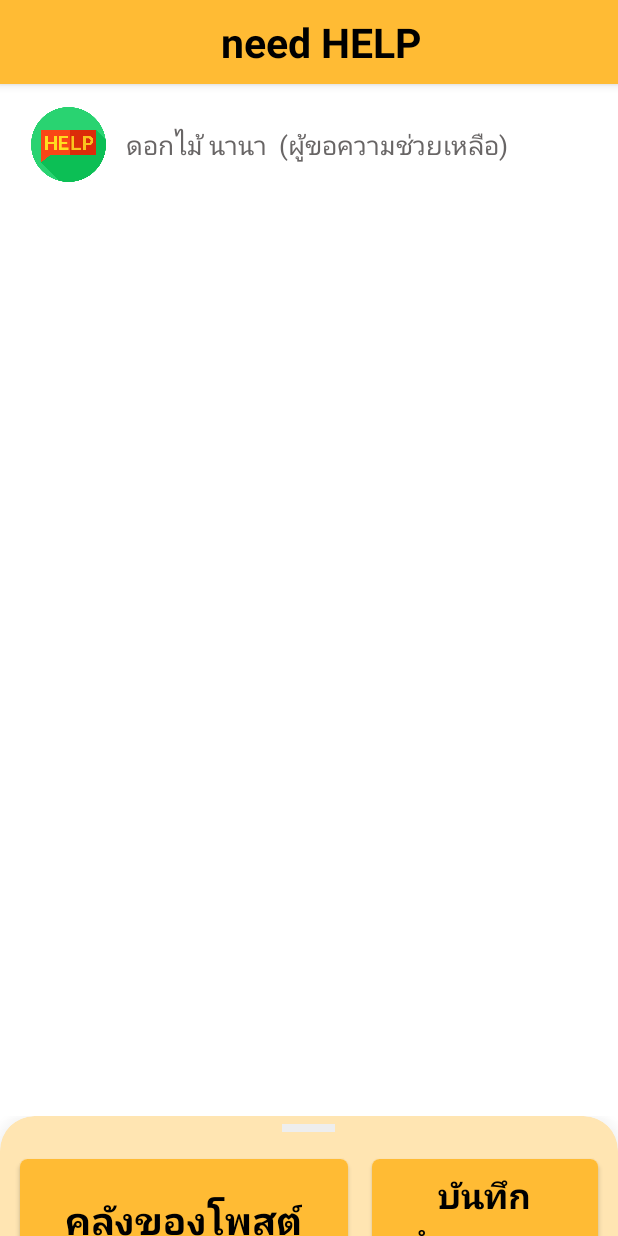
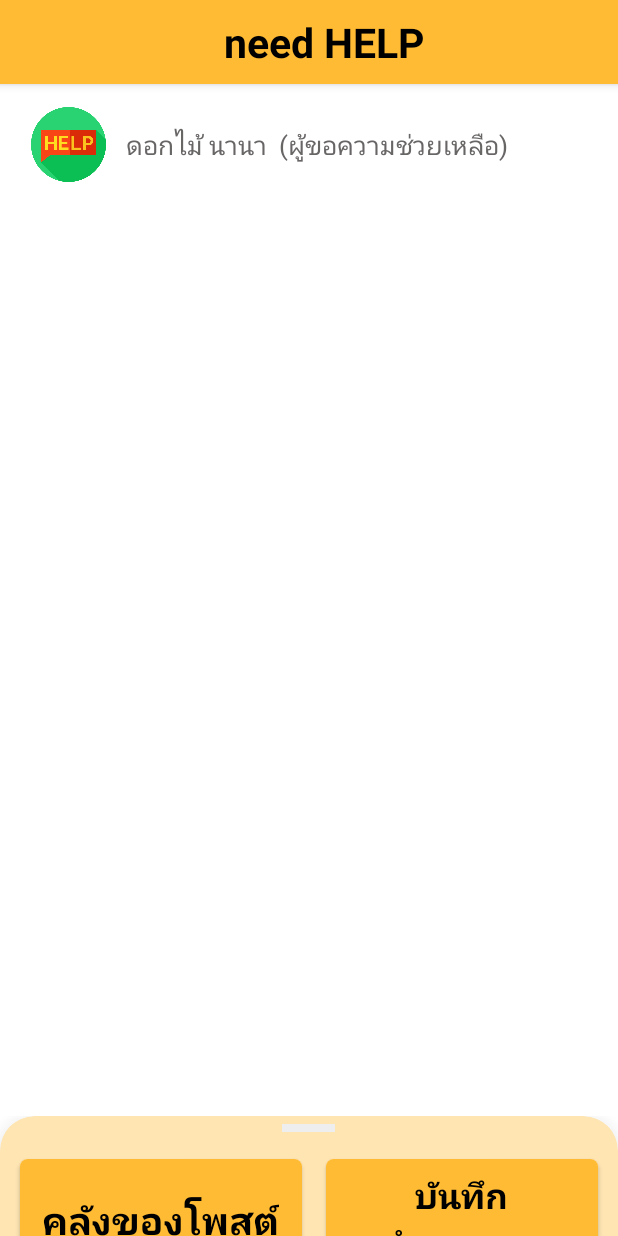
Before and after one commit to fonpiii/Help, an Android app: the DisabledMainActivity screen opened directly, with no data from a screen before it, on a phone screen of 412 x 824 dp. Run offline under Robolectric (Android 15) with nearby library versions, the phone set to English and light mode, and no system bars.

Commit message:
Add contactUs in oher menu and update toolbar custom add back button

```diff
--- a/app/src/main/AndroidManifest.xml
+++ b/app/src/main/AndroidManifest.xml
@@ -10,9 +10,12 @@
         android:supportsRtl="true"
         android:theme="@style/Theme.Help">
         <activity
-            android:name=".OtherMenu"
+            android:name=".ContactUs"
             android:theme="@style/Theme.Help.NoActionBar">
         </activity>
+        <activity
+            android:name=".OtherMenu"
+            android:theme="@style/Theme.Help.NoActionBar"></activity>
         <activity android:name=".LoginActivity" />
         <activity android:name=".disabled.DisabledMainActivity" />
         <activity
--- a/app/src/main/java/com/project/help/disabled/DisabledMainActivity.kt
+++ b/app/src/main/java/com/project/help/disabled/DisabledMainActivity.kt
@@ -21,6 +21,7 @@ class DisabledMainActivity : AppCompatActivity() {
     private lateinit var txtFullName: TextView
     private lateinit var txtUserType: TextView
     private lateinit var otherMenu: CardView
+    private lateinit var iconLeft: ImageView
 
     override fun onCreate(savedInstanceState: Bundle?) {
         super.onCreate(savedInstanceState)
@@ -55,6 +56,11 @@ class DisabledMainActivity : AppCompatActivity() {
         })
         //endregion
 
+        //region Back button
+        iconLeft = findViewById(R.id.iconLeft)
+        iconLeft.visibility = View.INVISIBLE
+        //endregion Back button
+
         //region Set variable
         imgProfile = findViewById(R.id.imgProfile)
         txtFullName = findViewById(R.id.txtFullName)
--- /dev/null
+++ b/app/src/main/res/drawable/ic_baseline_arrow_back_24.xml
@@ -0,0 +1,10 @@
+<vector xmlns:android="http://schemas.android.com/apk/res/android"
+    android:width="24dp"
+    android:height="24dp"
+    android:viewportWidth="24"
+    android:viewportHeight="24"
+    android:tint="?attr/colorControlNormal">
+  <path
+      android:fillColor="@android:color/black"
+      android:pathData="M20,11H7.83l5.59,-5.59L12,4l-8,8 8,8 1.41,-1.41L7.83,13H20v-2z"/>
+</vector>
--- a/app/src/main/res/layout/activity_other_menu.xml
+++ b/app/src/main/res/layout/activity_other_menu.xml
@@ -31,7 +31,8 @@
             <androidx.cardview.widget.CardView
                 android:layout_width="match_parent"
                 android:layout_height="match_parent"
-                android:layout_margin="25dp"
+                android:layout_marginVertical="20dp"
+                android:layout_marginHorizontal="50dp"
                 app:cardCornerRadius="20dp"
                 app:cardBackgroundColor="@color/lightGray">
 
@@ -39,7 +40,7 @@
                     android:layout_width="match_parent"
                     android:layout_height="match_parent"
                     android:padding="3dp"
-                    android:textSize="25dp"
+                    android:textSize="20dp"
                     android:textColor="@color/black"
                     android:textAlignment="center"
                     android:text="อื่นๆ">
@@ -100,6 +101,7 @@
             </androidx.cardview.widget.CardView>
 
             <androidx.cardview.widget.CardView
+                android:id="@+id/contactUs"
                 android:layout_width="wrap_content"
                 android:layout_height="150dp"
                 android:layout_row="0"
--- a/app/src/main/res/layout/bottom_disabled_sheet.xml
+++ b/app/src/main/res/layout/bottom_disabled_sheet.xml
@@ -45,7 +45,7 @@
                     android:layout_column="0"
                     android:layout_gravity="fill"
                     android:layout_rowWeight="1"
-                    android:layout_columnWeight="1"
+                    android:layout_columnWeight="0.5"
                     android:layout_margin="8dp"
                     app:cardCornerRadius="5dp">
 
@@ -80,7 +80,7 @@
                     android:layout_column="1"
                     android:layout_gravity="fill"
                     android:layout_rowWeight="1"
-                    android:layout_columnWeight="0.5"
+                    android:layout_columnWeight="1"
                     android:layout_margin="8dp"
                     app:cardCornerRadius="5dp">
 
@@ -124,7 +124,7 @@
                     android:layout_column="0"
                     android:layout_gravity="fill"
                     android:layout_rowWeight="1"
-                    android:layout_columnWeight="1"
+                    android:layout_columnWeight="0.5"
                     android:layout_margin="8dp"
                     app:cardCornerRadius="5dp">
 
@@ -159,7 +159,7 @@
                     android:layout_column="1"
                     android:layout_gravity="fill"
                     android:layout_rowWeight="1"
-                    android:layout_columnWeight="1"
+                    android:layout_columnWeight="0.5"
                     android:layout_margin="8dp"
                     app:cardCornerRadius="5dp">
 
@@ -194,7 +194,7 @@
                     android:layout_column="2"
                     android:layout_gravity="fill"
                     android:layout_rowWeight="1"
-                    android:layout_columnWeight="1"
+                    android:layout_columnWeight="2"
                     android:layout_margin="8dp"
                     app:cardCornerRadius="5dp">
 
--- a/app/src/main/res/layout/custom_toolbar.xml
+++ b/app/src/main/res/layout/custom_toolbar.xml
@@ -13,6 +13,19 @@
 <!--    </ImageView>-->
 
     <LinearLayout
+        android:layout_width="wrap_content"
+        android:layout_height="wrap_content">
+        <ImageView
+            android:layout_width="50dp"
+            android:layout_height="45dp"
+            android:id="@+id/iconLeft"
+            android:tint="@color/black"
+            android:src="@drawable/ic_baseline_arrow_back_24">
+
+        </ImageView>
+    </LinearLayout>
+
+    <LinearLayout
         android:layout_width="match_parent"
         android:layout_height="match_parent"
         android:gravity="center">
@@ -21,6 +34,7 @@
             android:id="@+id/txtToolbar"
             android:layout_width="wrap_content"
             android:layout_height="wrap_content"
+            android:layout_marginEnd="45dp"
             android:text="need HELP"
             android:textStyle="bold"
             android:textColor="@color/black"
```
Also changed, not shown: app/src/main/java/com/project/help/ContactUs.kt (added, +23 -0 lines), app/src/main/java/com/project/help/OtherMenu.kt (+26 -0 lines), app/src/main/res/layout/activity_contact_us.xml (added, +55 -0 lines).
